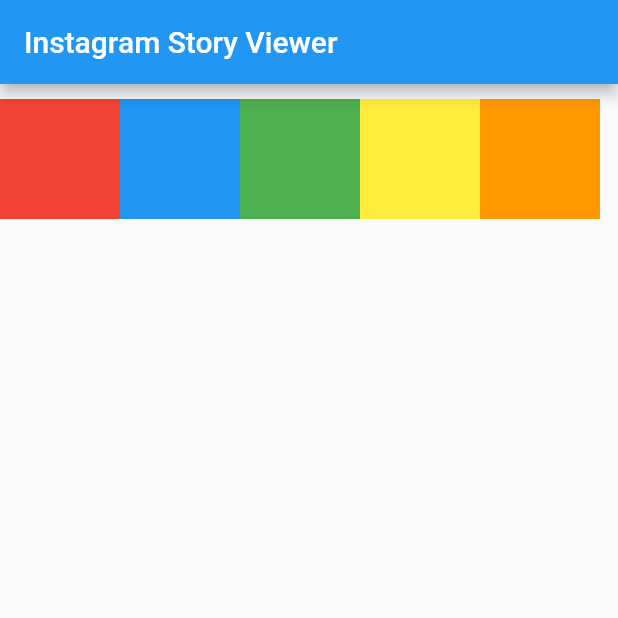
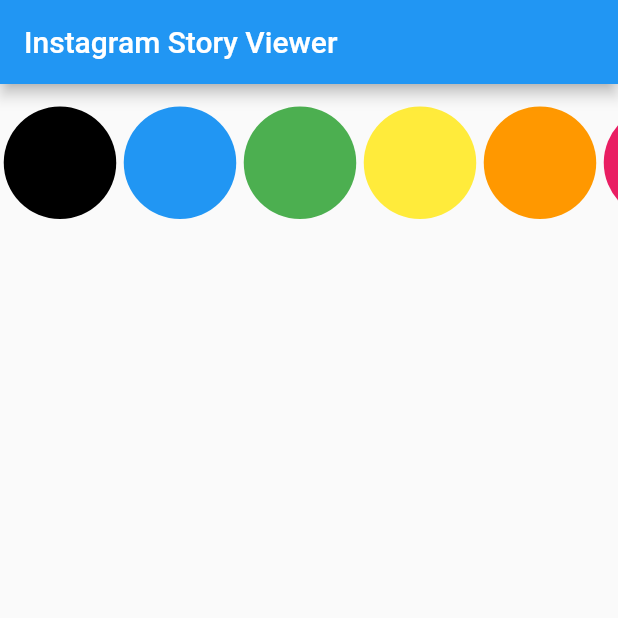
Before and after one commit to mustafatozluoglu/codeway_case_story, a Flutter app: the screen it shows after launch, on a phone screen of 412 x 824 dp, the top half of it. Run offline on Flutter 3.47's test engine with Material 2 defaults, Android fonts, the phone set to English and light mode, and no system bars.

Commit message:
Added padding to each story circle

```diff
--- a/lib/main.dart
+++ b/lib/main.dart
@@ -22,28 +22,64 @@ class MyApp extends StatelessWidget {
           margin: const EdgeInsets.symmetric(vertical: 10.0),
           height: 80.0,
           child: ListView(
-            // This next line does the trick.
+            padding: const EdgeInsets.only(top: 5),
             scrollDirection: Axis.horizontal,
             children: <Widget>[
               Container(
+                decoration: const BoxDecoration(
+                  shape: BoxShape.circle,
+                  color: Colors.black
+                ),
                 width: 80.0,
-                color: Colors.red,
               ),
               Container(
+                decoration: const BoxDecoration(
+                    shape: BoxShape.circle,
+                    color: Colors.blue
+                ),
                 width: 80.0,
-                color: Colors.blue,
               ),
               Container(
+                decoration: const BoxDecoration(
+                    shape: BoxShape.circle,
+                    color: Colors.green
+                ),
                 width: 80.0,
-                color: Colors.green,
               ),
               Container(
+                decoration: const BoxDecoration(
+                    shape: BoxShape.circle,
+                    color: Colors.yellow
+                ),
                 width: 80.0,
-                color: Colors.yellow,
               ),
               Container(
+                decoration: const BoxDecoration(
+                    shape: BoxShape.circle,
+                    color: Colors.orange
+                ),
                 width: 80.0,
-                color: Colors.orange,
+              ),
+              Container(
+                decoration: const BoxDecoration(
+                    shape: BoxShape.circle,
+                    color: Colors.pink
+                ),
+                width: 80.0,
+              ),
+              Container(
+                decoration: const BoxDecoration(
+                    shape: BoxShape.circle,
+                    color: Colors.amber
+                ),
+                width: 80.0,
+              ),
+              Container(
+                decoration: const BoxDecoration(
+                    shape: BoxShape.circle,
+                    color: Colors.brown
+                ),
+                width: 80.0,
               ),
             ],
           ),
@@ -52,49 +88,3 @@ class MyApp extends StatelessWidget {
     );
   }
 }
-
-class MyHomePage extends StatefulWidget {
-  const MyHomePage({Key? key, required this.title}) : super(key: key);
-  final String title;
-
-  @override
-  State<MyHomePage> createState() => _MyHomePageState();
-}
-
-class _MyHomePageState extends State<MyHomePage> {
-  int _counter = 0;
-
-  void _incrementCounter() {
-    setState(() {
-      _counter++;
-    });
-  }
-
-  @override
-  Widget build(BuildContext context) {
-    return Scaffold(
-      appBar: AppBar(
-        title: Text(widget.title),
-      ),
-      body: Center(
-        child: Column(
-          mainAxisAlignment: MainAxisAlignment.center,
-          children: <Widget>[
-            const Text(
-              'You have pushed the button this many times:',
-            ),
-            Text(
-              '$_counter',
-              style: Theme.of(context).textTheme.headline4,
-            ),
-          ],
-        ),
-      ),
-      floatingActionButton: FloatingActionButton(
-        onPressed: _incrementCounter,
-        tooltip: 'Increment',
-        child: const Icon(Icons.add),
-      ), // This trailing comma makes auto-formatting nicer for build methods.
-    );
-  }
-}
```
